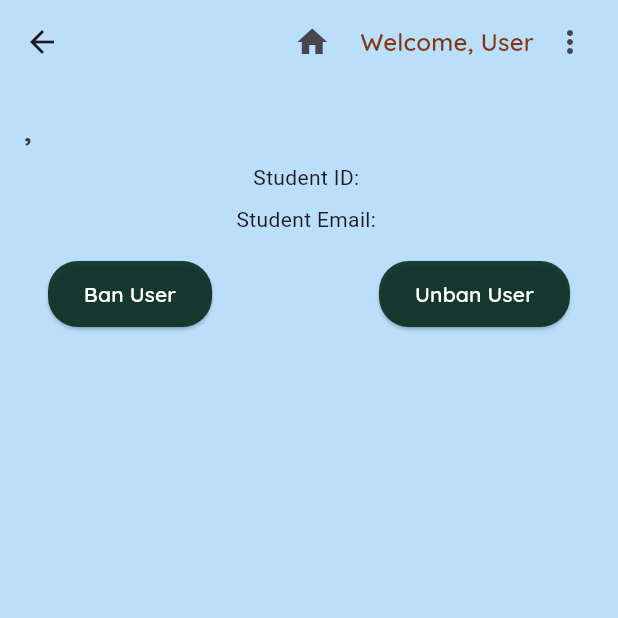
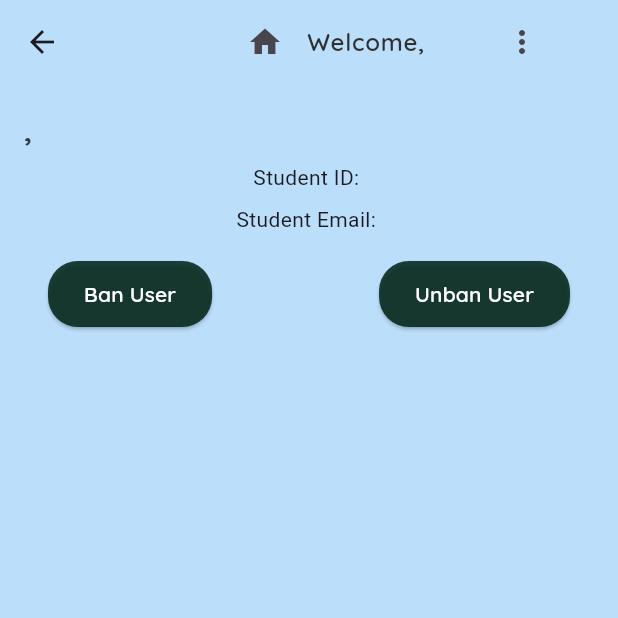
Before and after one commit to kingsley-aaron/MyCampusMarketplace_FrontEnd, a Flutter app: the ExpandedUser screen opened directly with empty values, on a phone screen of 412 x 824 dp, the top half of it. Run offline on Flutter 3.47's test engine with Material 3 defaults, Android fonts, the phone set to English and light mode, and no system bars; our stand-ins replace font_awesome_flutter, image_picker; network calls fail.

Commit message:
Added appbar function to expandedUser
Can now log out from expandedUser page

```diff
--- a/my_campus_marketplace_front_end/lib/Views/adminUsers.dart
+++ b/my_campus_marketplace_front_end/lib/Views/adminUsers.dart
@@ -2,7 +2,6 @@ import 'package:flutter/material.dart';
 import 'package:mycampusmarketplace/Models/user.dart';
 import 'package:mycampusmarketplace/Repositories/userClient.dart';
 import 'package:mycampusmarketplace/main.dart' as m;
-import 'package:mycampusmarketplace/main.dart';
 import 'expandedUser.dart';
 import 'package:mycampusmarketplace/Views/adminAppBar.dart';
 
@@ -57,7 +56,10 @@ class _AdminUsersState extends State<AdminUsers> {
                           This might be causign any error
                         */
 
-                        builder: (context) => ExpandedUser(user: user),
+                        builder: (context) => ExpandedUser(
+                          user: user,
+                          userName: userName,
+                        ),
                       ),
                     );
                   },
@@ -100,12 +102,6 @@ class _AdminUsersState extends State<AdminUsers> {
   }
 }
 
-Future<User?> getUserList() async {
-  User? users = await userClient.getUser();
-
-  return users;
-}
-
 void main() {
   runApp(AdminUsers(userName: "User", users: List.empty()));
 }
--- a/my_campus_marketplace_front_end/lib/Views/expandedUser.dart
+++ b/my_campus_marketplace_front_end/lib/Views/expandedUser.dart
@@ -5,11 +5,15 @@ import 'package:mycampusmarketplace/Repositories/userClient.dart';
 import 'package:mycampusmarketplace/Views/appBar.dart';
 import 'package:mycampusmarketplace/main.dart' as m;
 import 'package:mycampusmarketplace/theme.dart';
+import 'package:mycampusmarketplace/Views/adminAppBar.dart';
 
 class ExpandedUser extends StatefulWidget {
   final User user;
+  final String userName;
 
-  ExpandedUser({Key? key, required this.user}) : super(key: key);
+
+  ExpandedUser({Key? key, required this.user, required this.userName})
+    : super(key: key);
 
   @override
   _ExpandedUserState createState() => _ExpandedUserState();
@@ -17,48 +21,14 @@ class ExpandedUser extends StatefulWidget {
 
 class _ExpandedUserState extends State<ExpandedUser> {
   final UserClient userClient = UserClient();
+  late String userName = widget.userName;
 
   @override
   Widget build(BuildContext context) {
     return Scaffold(
-      appBar: AppBar(
-        //title: Text(item['name']),
-        actions: [
-          IconButton(
-            icon: Icon(Icons.home),
-            onPressed: () {
-              Navigator.pop(context); // Navigate back to the home screen
-            },
+      appBar: CustomAdminAppBar(
+        userName: userName,
           ),
-          Padding(
-            padding: const EdgeInsets.all(8.0),
-            child: Row(
-              children: [
-                Text(
-                  'Welcome, User',
-                  style: Theme.of(context).textTheme.titleMedium,
-                ), // Replace User with your actual username
-                PopupMenuButton<String>(
-                  onSelected: (value) {
-                    if (value == 'signOut') {
-                      // _logOut();
-                    }
-                  },
-                  itemBuilder: (BuildContext context) =>
-                      <PopupMenuEntry<String>>[
-                    PopupMenuItem<String>(
-                      value: 'signOut',
-                      child: Text('Sign Out',
-                          style: Theme.of(context).textTheme.titleMedium),
-                    ),
-                  ],
-                ),
-              ],
-            ),
-          ),
-        ],
-      ),
-      backgroundColor: Theme.of(context).scaffoldBackgroundColor,
       body: SingleChildScrollView(
         padding: const EdgeInsets.all(16.0),
         child: Column(
```
